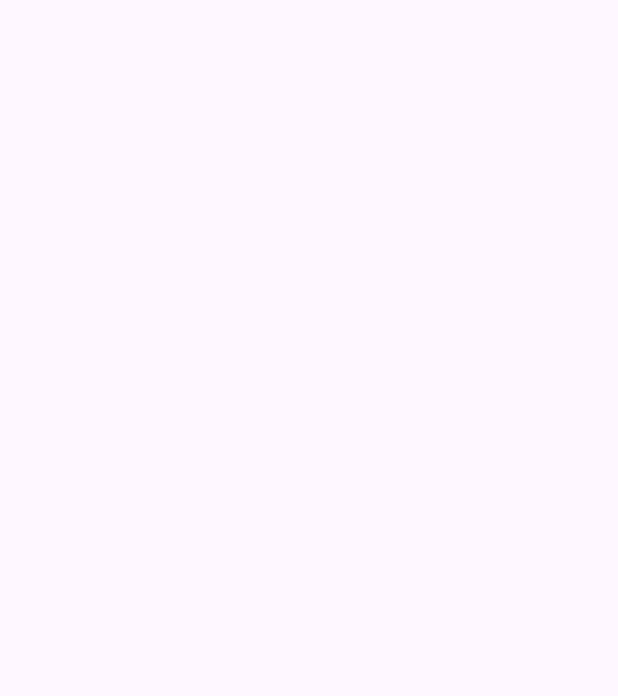
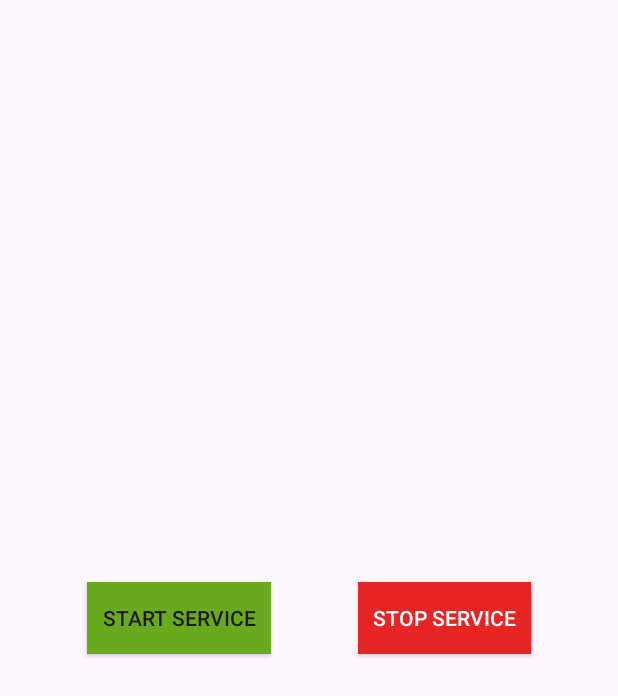
Before and after one commit to Shivanjali21/BMIApp, an Android app: the screen it shows after launch (MainActivity), on a phone screen of 412 x 824 dp. Before the commit the part shown is empty. Shown: the top 696 px of the screen. Run offline under Robolectric (Android 15) with nearby library versions, the phone set to English and light mode, and no system bars.

Commit message:
initial commit for simple app of implement service.

```diff
--- a/app/src/main/AndroidManifest.xml
+++ b/app/src/main/AndroidManifest.xml
@@ -20,6 +20,9 @@
                 <category android:name="android.intent.category.LAUNCHER" />
             </intent-filter>
         </activity>
+
+        <service android:name=".MusicService"/>
+
     </application>
 
 </manifest>
--- a/app/src/main/java/com/practice/bmi/MainActivity.java
+++ b/app/src/main/java/com/practice/bmi/MainActivity.java
@@ -1,20 +1,14 @@
 package com.practice.bmi;
 
-import android.hardware.Sensor;
-import android.hardware.SensorEvent;
-import android.hardware.SensorEventListener;
-import android.hardware.SensorManager;
+import android.content.Intent;
 import android.os.Bundle;
 import android.view.View;
-import android.widget.Toast;
 import androidx.appcompat.app.AppCompatActivity;
 import com.practice.bmi.databinding.ActivityMainBinding;
 
-public class MainActivity extends AppCompatActivity implements SensorEventListener {
+public class MainActivity extends AppCompatActivity implements View.OnClickListener {
 
     private ActivityMainBinding activityMainBinding;
-    SensorManager sensorManager;
-    Sensor lightSensor;
 
     @Override
     protected void onCreate(Bundle savedInstanceState) {
@@ -23,26 +17,16 @@ public class MainActivity extends AppCompatActivity implements SensorEventListen
         View view = activityMainBinding.getRoot();
         setContentView(view);
 
-        sensorManager = (SensorManager) getSystemService(SENSOR_SERVICE);
-        if (sensorManager != null) {
-            lightSensor = sensorManager.getDefaultSensor(Sensor.TYPE_LIGHT);
-            if (lightSensor != null) {
-                sensorManager.registerListener(this, lightSensor, SensorManager.SENSOR_DELAY_NORMAL);
-            } else {
-                Toast.makeText(this, "Light Sensor is not supported for this device.", Toast.LENGTH_SHORT).show();
-            }
-        } else {
-            Toast.makeText(this, "Sensor is not supported for this device.", Toast.LENGTH_SHORT).show();
-        }
+        activityMainBinding.btnStart.setOnClickListener(this);
+        activityMainBinding.btnStop.setOnClickListener(this);
     }
 
     @Override
-    public void onSensorChanged(SensorEvent event) {
-        if (event.sensor.getType() == Sensor.TYPE_LIGHT) {
-          activityMainBinding.tvSensorValue.setText(String.format("Values: " + event.values[0]));
+    public void onClick(View v) {
+        if (v.getId() == R.id.btnStart) {
+          startService(new Intent(MainActivity.this, MusicService.class));
+        } else {
+          stopService(new Intent(MainActivity.this, MusicService.class));
         }
     }
-
-    @Override
-    public void onAccuracyChanged(Sensor sensor, int accuracy) {}
 }
--- a/app/src/main/res/layout/activity_main.xml
+++ b/app/src/main/res/layout/activity_main.xml
@@ -6,16 +6,31 @@
     android:layout_height="match_parent"
     tools:context=".MainActivity">
 
-    <androidx.appcompat.widget.AppCompatTextView
-        android:id="@+id/tvSensorValue"
-        android:layout_width="match_parent"
+    <androidx.appcompat.widget.AppCompatButton
+        android:id="@+id/btnStart"
+        android:layout_width="wrap_content"
         android:layout_height="wrap_content"
-        android:textSize="18sp"
-        android:textAlignment="center"
-        android:textColor="@color/color_green"
-        app:layout_constraintTop_toTopOf="parent"
+        android:background="@color/color_green"
+        android:padding="10dp"
+        android:text="@string/start"
+        app:layout_constraintBottom_toBottomOf="parent"
+        app:layout_constraintEnd_toStartOf="@+id/btnStop"
+        app:layout_constraintHorizontal_bias="0.5"
         app:layout_constraintStart_toStartOf="parent"
+        app:layout_constraintTop_toTopOf="parent" />
+
+    <androidx.appcompat.widget.AppCompatButton
+        android:id="@+id/btnStop"
+        android:layout_width="wrap_content"
+        android:layout_height="wrap_content"
+        android:background="@color/color_red"
+        android:padding="10dp"
+        android:text="@string/stop"
+        android:textColor="@color/color_white"
+        app:layout_constraintBottom_toBottomOf="parent"
         app:layout_constraintEnd_toEndOf="parent"
-        app:layout_constraintBottom_toBottomOf="parent"/>
+        app:layout_constraintHorizontal_bias="0.5"
+        app:layout_constraintStart_toEndOf="@+id/btnStart"
+        app:layout_constraintTop_toTopOf="parent" />
 
 </androidx.constraintlayout.widget.ConstraintLayout>
--- a/app/src/main/res/values/strings.xml
+++ b/app/src/main/res/values/strings.xml
@@ -1,7 +1,6 @@
 <resources>
     <string name="app_name">tic-tac-toe</string>
-    <string name="play">Play</string>
-    <string name="pause">Pause</string>
-    <string name="stop">Stop</string>
+    <string name="start">Start Service</string>
+    <string name="stop">Stop Service</string>
 
 </resources>
```
Also changed, not shown: app/src/main/java/com/practice/bmi/MusicService.java (added, +34 -0 lines).
